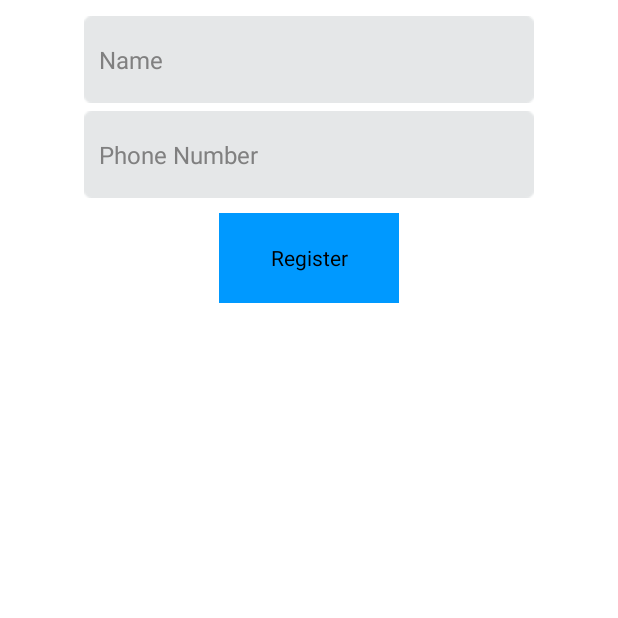
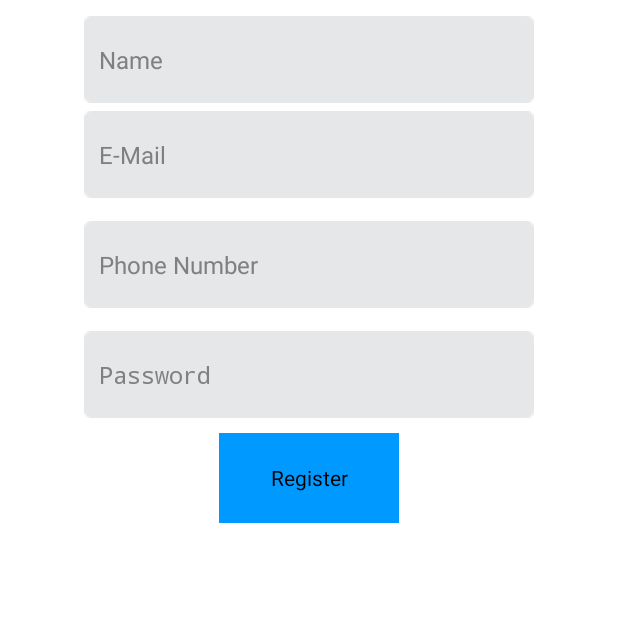
Before and after one commit to getir-hackathon-2016/locksmith-android, an Android app: the screen it shows after launch (RegisterActivity), on a phone screen of 412 x 824 dp, the top half of it. Run offline under Robolectric (Android 15) with nearby library versions, the phone set to English and light mode, and no system bars.

Commit message:
Update register activity and fix strings value

```diff
--- a/app/src/main/java/te/com/locksmith/RegisterActivity.java
+++ b/app/src/main/java/te/com/locksmith/RegisterActivity.java
@@ -1,11 +1,13 @@
 package te.com.locksmith;
 
 import android.app.Activity;
+import android.content.Intent;
 import android.os.Bundle;
+import android.view.View;
+import android.widget.Button;
 
 public class RegisterActivity extends Activity {
-
-
+    private Button btn;
     @Override
     protected void onCreate(Bundle savedInstanceState) {
         super.onCreate(savedInstanceState);
@@ -13,4 +15,8 @@ public class RegisterActivity extends Activity {
 
     }
 
+    public void getMainPage(View view) {
+        Intent intent = new Intent(this, MainActivity.class);
+        startActivity(intent);
+    }
 }
--- a/app/src/main/res/layout/activity_register.xml
+++ b/app/src/main/res/layout/activity_register.xml
@@ -39,6 +39,15 @@
                 android:layout_marginTop="@dimen/pad_5dp"
                 android:hint="@string/name"
                 android:inputType="text"></EditText>
+            <!--E-mail-->
+            <EditText
+                android:id="@+id/regEMail"
+                style="@style/editext_graybg"
+                android:layout_height="wrap_content"
+                android:layout_marginBottom="@dimen/pad_10dp"
+                android:layout_marginTop="@dimen/pad_5dp"
+                android:hint="@string/e_mail"
+                android:inputType="textEmailAddress"></EditText>
             <!--  Phone Number -->
             <EditText
                 android:id="@+id/regPhoneNumber"
@@ -51,13 +60,24 @@
 
                 <requestFocus />
             </EditText>
+            <!--  Password -->
+            <EditText
+                android:id="@+id/regPassword"
+                style="@style/editext_graybg"
+                android:layout_height="wrap_content"
+                android:layout_marginBottom="@dimen/pad_10dp"
+                android:layout_marginTop="@dimen/pad_5dp"
+                android:hint="@string/password"
+                android:inputType="textPassword"></EditText>
+
 
             <Button
                 android:id="@+id/regBtnReg"
                 style="@style/btn_material_white_large"
                 android:text="@string/register"
                 android:layout_width="@dimen/pad_120dp"
-                android:layout_height="@dimen/pad_60dp" />
+                android:layout_height="@dimen/pad_60dp"
+                android:onClick="getMainPage"/>
 
 
         </LinearLayout>
--- a/app/src/main/res/values/strings.xml
+++ b/app/src/main/res/values/strings.xml
@@ -4,4 +4,6 @@
     <string name="name">Name</string>
     <string name="phone_number">Phone Number</string>
     <string name="register">Register</string>
+    <string name="e_mail">E-Mail</string>
+    <string name="password">Password</string>
 </resources>
```
